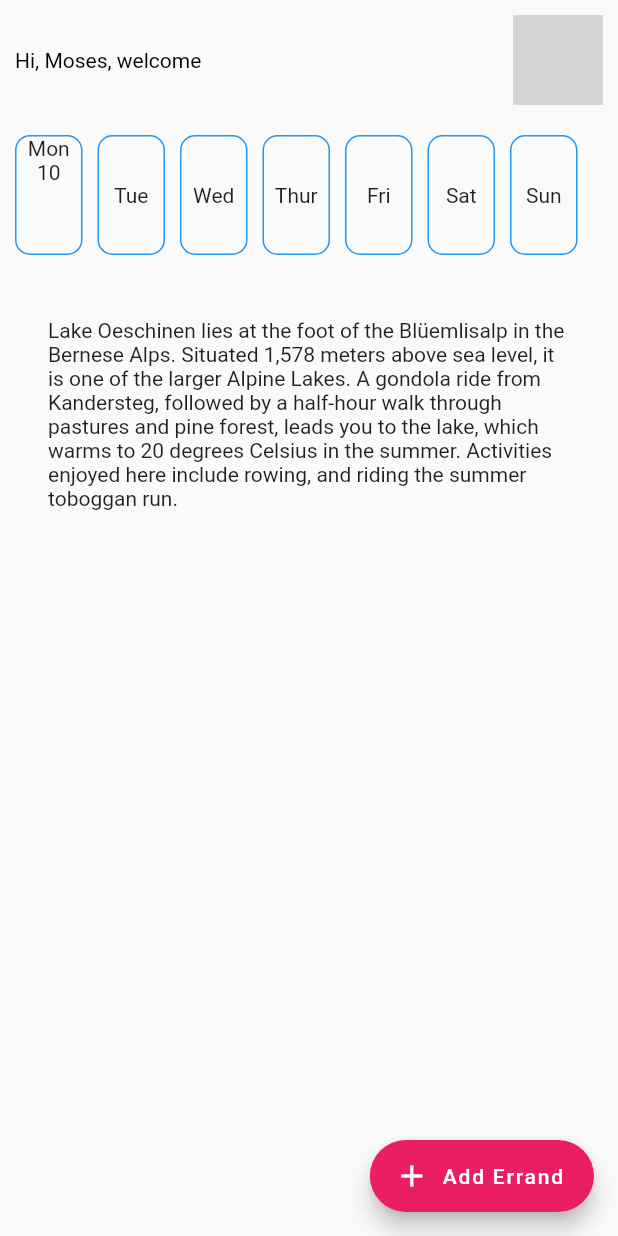
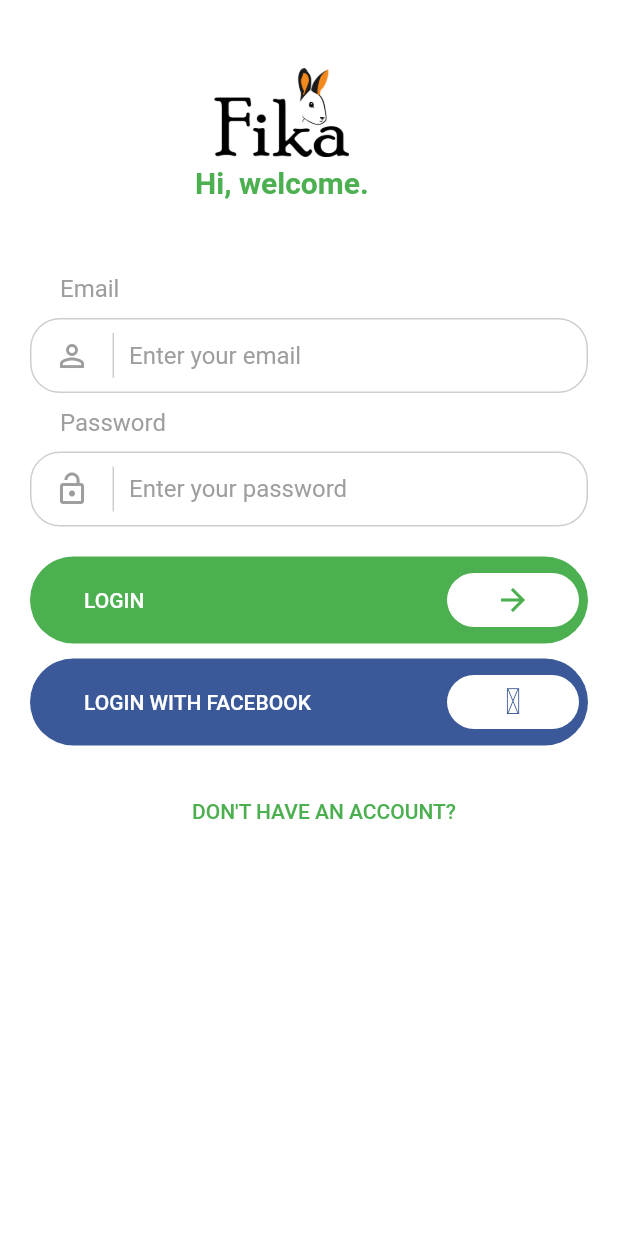
Before and after one commit to mosesmbadi/fika_app, a Flutter app: the screen it shows after launch, on a phone screen of 412 x 824 dp. Run offline on Flutter 3.47's test engine with Material 2 defaults, Android fonts, the phone set to English and light mode, and no system bars; grey boxes are pictures that could not be loaded.

Commit message:
designed UI of teh login Page

```diff
--- /dev/null
+++ b/lib/UI/addErrandsbutton.dart
@@ -0,0 +1,33 @@
+/*import 'package:flutter/material.dart';
+
+class addErrandsbutton extends StatefulWidget {
+  const addErrandsbutton({ Key? key }) : super(key: key);
+
+  @override
+  State<addErrandsbutton> createState() => _addErrandsbuttonState();
+}
+
+class _addErrandsbuttonState extends State<addErrandsbutton> {
+  @override
+  Widget build(BuildContext context) {
+    return MaterialApp(
+      home: Scaffold(
+        body: Container(
+            floatingActionButton: FloatingActionButton.extended(
+          onPressed: () {
+            Navigator.push (
+            context,
+            MaterialPageRoute (builder: (context)=> submitErrand()),
+            );
+            }, //addErrand
+          label: const Text('Add Errand'),
+          icon: const Icon(Icons.add),
+          backgroundColor: Colors.pink,
+        ),
+        ),
+      ),
+
+
+    );
+  }
+} */
--- /dev/null
+++ b/lib/UI/login.dart
@@ -0,0 +1,276 @@
+import 'dart:ui';
+
+import 'package:flutter/cupertino.dart';
+import 'package:flutter/material.dart';
+
+class LoginScreen extends StatelessWidget {
+  final Color? primaryColor;
+  final Color? backgroundColor;
+  final AssetImage backgroundImage;
+
+  LoginScreen({
+    Key? key,
+    this.primaryColor = Colors.green,
+    this.backgroundColor = Colors.white,
+    this.backgroundImage = const AssetImage("assets/images/full-bloom.png"),
+  });
+
+  @override
+  Widget build(BuildContext context) {
+    return Scaffold(
+      body: SingleChildScrollView(
+        child: new Container(
+          height: MediaQuery.of(context).size.height,
+          decoration: BoxDecoration(
+            color: this.backgroundColor,
+          ),
+          child: Column(
+            crossAxisAlignment: CrossAxisAlignment.start,
+            mainAxisSize: MainAxisSize.max,
+            children: <Widget>[
+              Container(
+                    padding: EdgeInsets.only(top: 40.0, bottom: 50.0, left: 130.0,),
+                    child: Column(
+                      children: <Widget>[
+                        Container(
+                          height: 70,
+                          width: 90,
+                          child: Image.asset('assets/images/fika_logo.png'),
+                        ),
+                        Text(
+                          "Hi, welcome.",
+                          style: TextStyle(fontSize: 20.0, fontWeight: FontWeight.bold, color: this.primaryColor),
+                        ),
+                      ],
+                    ),
+              ),
+              Padding(
+                padding: const EdgeInsets.only(left: 40.0),
+                child: Text(
+                  "Email",
+                  style: TextStyle(color: Colors.grey, fontSize: 16.0),
+                ),
+              ),
+              Container(
+                decoration: BoxDecoration(
+                  border: Border.all(
+                    color: Colors.grey.withOpacity(0.5),
+                    width: 1.0,
+                  ),
+                  borderRadius: BorderRadius.circular(20.0),
+                ),
+                margin: const EdgeInsets.symmetric(vertical: 10.0, horizontal: 20.0),
+                child: Row(
+                  children: <Widget>[
+                    new Padding(
+                      padding: EdgeInsets.symmetric(vertical: 10.0, horizontal: 15.0),
+                      child: Icon(
+                        Icons.person_outline,
+                        color: Colors.grey,
+                      ),
+                    ),
+                    Container(
+                      height: 30.0,
+                      width: 1.0,
+                      color: Colors.grey.withOpacity(0.5),
+                      margin: const EdgeInsets.only(left: 00.0, right: 10.0),
+                    ),
+                    new Expanded(
+                      child: TextField(
+                        decoration: InputDecoration(
+                          border: InputBorder.none,
+                          hintText: 'Enter your email',
+                          hintStyle: TextStyle(color: Colors.grey),
+                        ),
+                      ),
+                    )
+                  ],
+                ),
+              ),
+              Padding(
+                padding: const EdgeInsets.only(left: 40.0),
+                child: Text(
+                  "Password",
+                  style: TextStyle(color: Colors.grey, fontSize: 16.0),
+                ),
+              ),
+              Container(
+                decoration: BoxDecoration(
+                  border: Border.all(
+                    color: Colors.grey.withOpacity(0.5),
+                    width: 1.0,
+                  ),
+                  borderRadius: BorderRadius.circular(20.0),
+                ),
+                margin: const EdgeInsets.symmetric(vertical: 10.0, horizontal: 20.0),
+                child: Row(
+                  children: <Widget>[
+                    new Padding(
+                      padding: EdgeInsets.symmetric(vertical: 10.0, horizontal: 15.0),
+                      child: Icon(
+                        Icons.lock_open,
+                        color: Colors.grey,
+                      ),
+                    ),
+                    Container(
+                      height: 30.0,
+                      width: 1.0,
+                      color: Colors.grey.withOpacity(0.5),
+                      margin: const EdgeInsets.only(left: 00.0, right: 10.0),
+                    ),
+                    new Expanded(
+                      child: TextField(
+                        decoration: InputDecoration(
+                          border: InputBorder.none,
+                          hintText: 'Enter your password',
+                          hintStyle: TextStyle(color: Colors.grey),
+                        ),
+                      ),
+                    )
+                  ],
+                ),
+              ),
+              Container(
+                margin: const EdgeInsets.only(top: 10.0),
+                padding: const EdgeInsets.only(left: 20.0, right: 20.0),
+                child: new Row(
+                  children: <Widget>[
+                    new Expanded(
+                      child: FlatButton(
+                        shape: new RoundedRectangleBorder(borderRadius: new BorderRadius.circular(30.0)),
+                        splashColor: this.primaryColor,
+                        color: this.primaryColor,
+                        child: new Row(
+                          children: <Widget>[
+                            new Padding(
+                              padding: const EdgeInsets.only(left: 20.0),
+                              child: Text(
+                                "LOGIN",
+                                style: TextStyle(color: Colors.white),
+                              ),
+                            ),
+                            new Expanded(
+                              child: Container(),
+                            ),
+                            new Transform.translate(
+                              offset: Offset(15.0, 0.0),
+                              child: new Container(
+                                padding: const EdgeInsets.all(5.0),
+                                child: FlatButton(
+                                  shape: new RoundedRectangleBorder(borderRadius: new BorderRadius.circular(28.0)),
+                                  splashColor: Colors.white,
+                                  color: Colors.white,
+                                  child: Icon(
+                                    Icons.arrow_forward,
+                                    color: this.primaryColor,
+                                  ),
+                                  onPressed: () => {},
+                                ),
+                              ),
+                            )
+                          ],
+                        ),
+                        onPressed: () => {},
+                      ),
+                    ),
+                  ],
+                ),
+              ),
+              Container(
+                margin: const EdgeInsets.only(top: 10.0),
+                padding: const EdgeInsets.only(left: 20.0, right: 20.0),
+                child: new Row(
+                  children: <Widget>[
+                    new Expanded(
+                      child: FlatButton(
+                        shape: new RoundedRectangleBorder(borderRadius: new BorderRadius.circular(30.0)),
+                        splashColor: Color(0xFF3B5998),
+                        color: Color(0xff3B5998),
+                        child: new Row(
+                          children: <Widget>[
+                            new Padding(
+                              padding: const EdgeInsets.only(left: 20.0),
+                              child: Text(
+                                "LOGIN WITH FACEBOOK",
+                                style: TextStyle(color: Colors.white),
+                              ),
+                            ),
+                            new Expanded(
+                              child: Container(),
+                            ),
+                            new Transform.translate(
+                              offset: Offset(15.0, 0.0),
+                              child: new Container(
+                                padding: const EdgeInsets.all(5.0),
+                                child: FlatButton(
+                                  shape: new RoundedRectangleBorder(borderRadius: new BorderRadius.circular(28.0)),
+                                  splashColor: Colors.white,
+                                  color: Colors.white,
+                                  child: Icon(
+                                    const IconData(0xea90, fontFamily: 'icomoon'),
+                                    color: Color(0xff3b5998),
+                                  ),
+                                  onPressed: () => {},
+                                ),
+                              ),
+                            )
+                          ],
+                        ),
+                        onPressed: () => {},
+                      ),
+                    ),
+                  ],
+                ),
+              ),
+              Container(
+                margin: const EdgeInsets.only(top: 20.0),
+                padding: const EdgeInsets.only(left: 20.0, right: 20.0),
+                child: new Row(
+                  children: <Widget>[
+                    new Expanded(
+                      child: FlatButton(
+                        shape: new RoundedRectangleBorder(borderRadius: new BorderRadius.circular(30.0)),
+                        color: Colors.transparent,
+                        child: Container(
+                          padding: const EdgeInsets.only(left: 20.0),
+                          alignment: Alignment.center,
+                          child: Text(
+                            "DON'T HAVE AN ACCOUNT?",
+                            style: TextStyle(color: this.primaryColor),
+                          ),
+                        ),
+                        onPressed: () => {},
+                      ),
+                    ),
+                  ],
+                ),
+              ),
+            ],
+          ),
+        ),
+      ),
+    );
+  }
+}
+
+class MyClipper extends CustomClipper<Path> {
+  @override
+  Path getClip(Size size) {
+    Path p = new Path();
+    p.lineTo(size.width, 0.0);
+    p.lineTo(size.width, size.height * 0.85);
+    p.arcToPoint(
+      Offset(0.0, size.height * 0.85),
+      radius: const Radius.elliptical(50.0, 10.0),
+      rotation: 0.0,
+    );
+    p.lineTo(0.0, 0.0);
+    p.close();
+    return p;
+  }
+
+  @override
+  bool shouldReclip(CustomClipper oldClipper) {
+    return true;
+  }
+}
--- a/lib/UI/submitErrand.dart
+++ /dev/null
@@ -1,18 +0,0 @@
-import 'package:flutter/material.dart';
-
-class submitErrand extends StatefulWidget {
-  const submitErrand({Key? key, required this.title}) : super(key: key);
-  final String title;
-
-  @override
-  State<submitErrand> createState() => _SubmitErrandState();
-}
-
-class _SubmitErrandState extends State<submitErrand> {
-  @override
-  Widget build(BuildContext context) {
-    title:
-    '';
-    return Scaffold();
-  }
-}
--- a/lib/main.dart
+++ b/lib/main.dart
@@ -1,217 +1,49 @@
 import 'package:flutter/material.dart';
-import 'UI/submitErrand.dart';
 
-void main() {
-  // debugPaintSizeEnabled = true;
-  runApp(const MyApp());
+import 'ui/login.dart';
+
+void main() => runApp(new MyApp());
+
+class MyApp extends StatelessWidget {
+  @override
+  Widget build(BuildContext context) {
+    return new MaterialApp(
+      title: 'Fika',
+      theme: new ThemeData(
+        primarySwatch: Colors.blue,
+      ),
+      home: MyHomePage(),
+      debugShowCheckedModeBanner: false,
+    );
+  }
 }
 
-class MyApp extends StatelessWidget {
-  const MyApp({Key? key}) : super(key: key);
+class MyHomePage extends StatefulWidget {
+  @override
+  _MyHomePageState createState() => new _MyHomePageState();
+}
 
+class _MyHomePageState extends State<MyHomePage> {
   @override
   Widget build(BuildContext context) {
-    Widget profileSection = Container(
-        padding: const EdgeInsets.all(10),
-        child: Row(
-          children: [
-            Container(
-              child: Text(
-                'Hi, Moses, welcome',
-                style: TextStyle(color: Colors.black),
-              ),
-            ),
-            Expanded(child: Container()),
-            CircleAvatar(
-              radius: 30.0,
-              backgroundImage: NetworkImage(
-                  'https://scontent.fmba5-1.fna.fbcdn.net/v/t39.30808-6/274512613_496889975138626_3466404655979511609_n.jpg?_nc_cat=105&ccb=1-5&_nc_sid=09cbfe&_nc_eui2=AeGiq9RpsaiiILS3MKaGpMlkr4oYMvkam-Kvihgy-Rqb4sx2sC5UrZsGc5ASV_zj1rzUGjgOydEsRf3rsArPIStp&_nc_ohc=6D2f1UScC5sAX89iwtR&_nc_pt=5&_nc_zt=23&_nc_ht=scontent.fmba5-1.fna&oh=00_AT-nQJmdYFclop8G9aFN9_y9sgYAtd_o7sEpknzF9FKX4w&oe=626AE74A'),
-              backgroundColor: Colors.amberAccent,
-            )
-          ],
-        ));
+    return Scaffold(
+      backgroundColor: Colors.white,
+      body: LoginScreen(),
+    );
+  }
 
-    Widget daysSection = Container(
-      height: 100,
-      child: ListView(
-          scrollDirection: Axis.horizontal,
-          padding: const EdgeInsets.all(10),
-          children: [
-            Container(
-              height: 450,
-              width: 45,
-              decoration: BoxDecoration(
-                border: Border.all(
-                  color: Colors.blue,
-                ),
-                borderRadius: BorderRadius.circular(10.0),
-              ),
-              child: Center(
-                child: Column(
-                  children: [
-                    Text('Mon'),
-                    Text('10'),
-                  ],
-                ),
-              ),
-            ),
-            SizedBox(
-              width: 10,
-            ),
-            Container(
-              height: 450,
-              width: 45,
-              decoration: BoxDecoration(
-                border: Border.all(
-                  color: Colors.blue,
-                ),
-                borderRadius: BorderRadius.circular(10.0),
-              ),
-              child: Center(
-                child: Text('Tue'),
-              ),
-            ),
-            SizedBox(
-              width: 10,
-            ),
-            Container(
-              height: 450,
-              width: 45,
-              decoration: BoxDecoration(
-                border: Border.all(
-                  color: Colors.blue,
-                ),
-                borderRadius: BorderRadius.circular(10.0),
-              ),
-              child: Center(
-                child: Text('Wed'),
-              ),
-            ),
-            SizedBox(
-              width: 10,
-            ),
-            Container(
-              height: 450,
-              width: 45,
-              decoration: BoxDecoration(
-                border: Border.all(
-                  color: Colors.blue,
-                ),
-                borderRadius: BorderRadius.circular(10.0),
-              ),
-              child: Center(
-                child: Text('Thur'),
-              ),
-            ),
-            SizedBox(
-              width: 10,
-            ),
-            Container(
-              height: 450,
-              width: 45,
-              decoration: BoxDecoration(
-                border: Border.all(
-                  color: Colors.blue,
-                ),
-                borderRadius: BorderRadius.circular(10.0),
-              ),
-              child: Center(
-                child: Text('Fri'),
-              ),
-            ),
-            SizedBox(
-              width: 10,
-            ),
-            Container(
-              height: 450,
-              width: 45,
-              decoration: BoxDecoration(
-                border: Border.all(
-                  color: Colors.blue,
-                ),
-                borderRadius: BorderRadius.circular(10.0),
-              ),
-              child: Center(
-                child: Text('Sat'),
-              ),
-            ),
-            SizedBox(
-              width: 10,
-            ),
-            Container(
-              height: 450,
-              width: 45,
-              decoration: BoxDecoration(
-                border: Border.all(
-                  color: Colors.blue,
-                ),
-                borderRadius: BorderRadius.circular(10.0),
-              ),
-              child: Center(
-                child: Text('Sun'),
-              ),
-            ),
-          ]),
-    );
-
-    Color color = Theme.of(context).primaryColor;
-
-    Widget textSection = const Padding(
-      padding: EdgeInsets.all(32),
-      child: Text(
-        'Lake Oeschinen lies at the foot of the Blüemlisalp in the Bernese '
-        'Alps. Situated 1,578 meters above sea level, it is one of the '
-        'larger Alpine Lakes. A gondola ride from Kandersteg, followed by a '
-        'half-hour walk through pastures and pine forest, leads you to the '
-        'lake, which warms to 20 degrees Celsius in the summer. Activities '
-        'enjoyed here include rowing, and riding the summer toboggan run.',
-        softWrap: true,
-      ),
-    );
-
-    return MaterialApp(
-      title: 'Flutter layout demo',
-      home: Scaffold(
-        body: ListView(
-          children: [
-            profileSection,
-            daysSection,
-            textSection,
-          ],
-        ),
-        floatingActionButton: FloatingActionButton.extended(
-          onPressed: () {
-            Navigator.push (
-            context,
-            MaterialPageRoute (builder: (context)=> submitErrand(title: 'Add Errand Form',)),
-            );
-            }, //addErrand
-          label: const Text('Add Errand'),
-          icon: const Icon(Icons.add),
-          backgroundColor: Colors.pink,
+  Container buildPage(Color color, String text) {
+    return Container(
+      color: color,
+      child: Center(
+        child: Text(
+          text,
+          style: TextStyle(
+            fontSize: 50.0,
+            color: Colors.white,
+          ),
         ),
       ),
     );
   }
-
-  Column _buildButtonColumn(Color color, IconData icon, String label) {
-    return Column(
-      mainAxisSize: MainAxisSize.min,
-      mainAxisAlignment: MainAxisAlignment.center,
-      children: [
-        Icon(icon, color: color),
-        Container(
-          margin: const EdgeInsets.only(top: 8),
-          child: Text(
-            label,
-            style: TextStyle(
-              fontSize: 12,
-              fontWeight: FontWeight.w400,
-              color: color,
-            ),
-          ),
-        ),
-      ],
-    );
-  }
 }
```
Also changed, not shown: pubspec.yaml (+2 -9 lines), assets/images/fika_logo.png (added).
